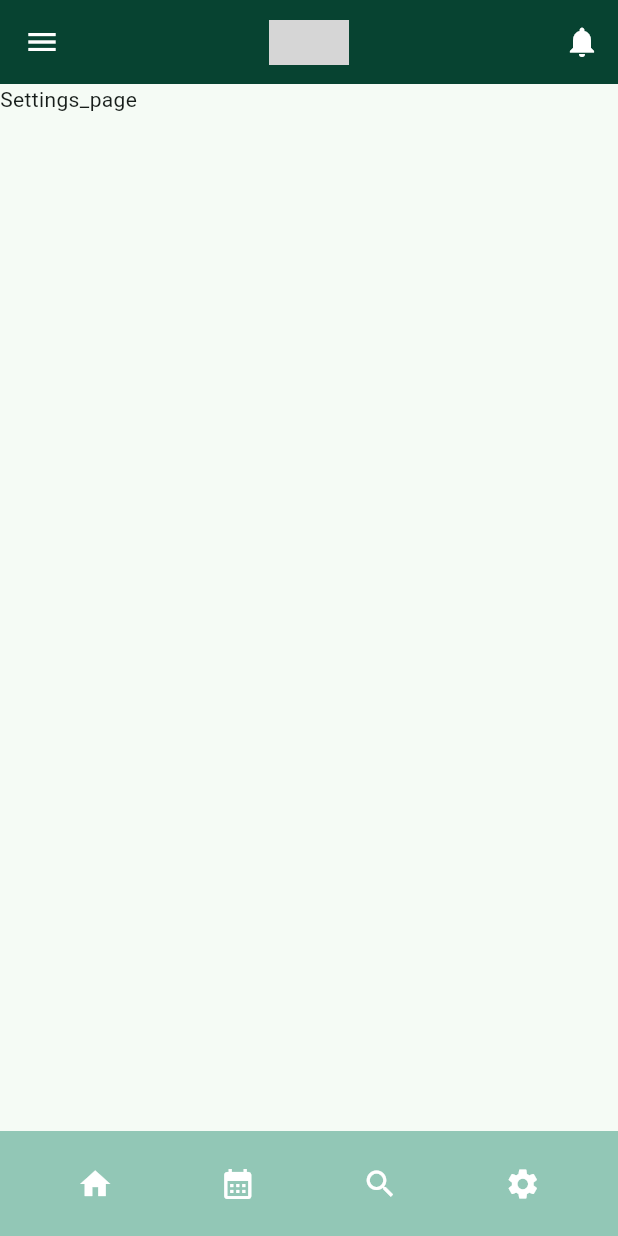
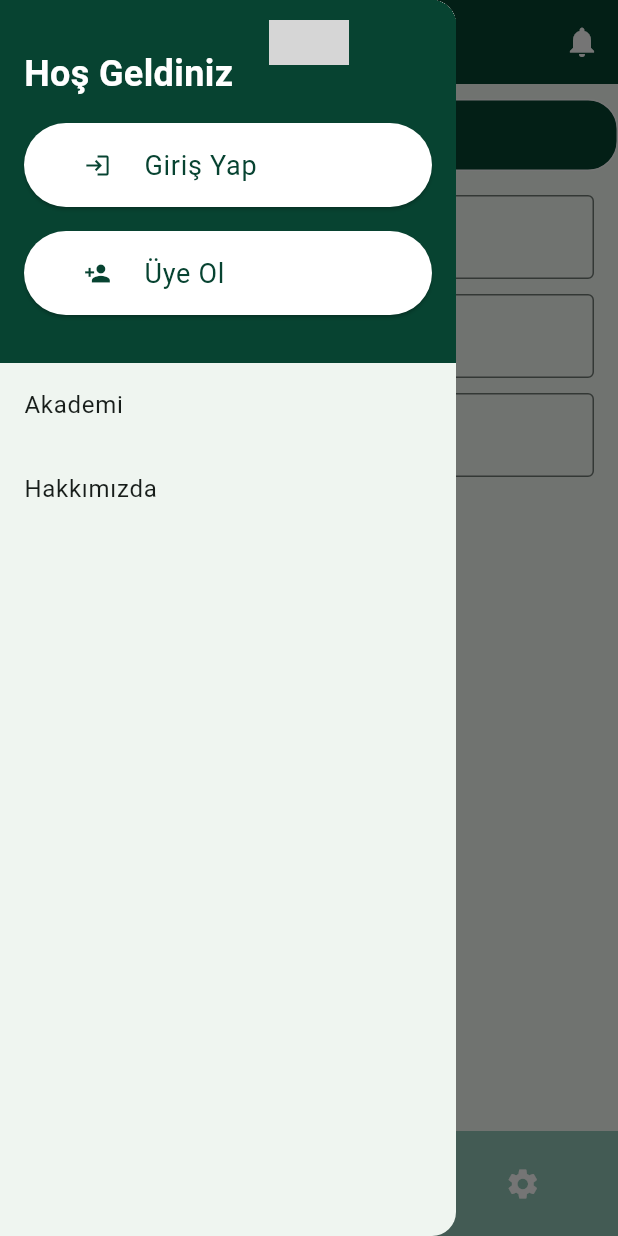
Before and after one commit to CorreDump/Spor_G-n-ll-leri_App, a Flutter app: the Settings screen opened by its route, with the side drawer open (before the commit the screen has no drawer), on a phone screen of 412 x 824 dp. Run offline on Flutter 3.47's test engine with Material 3 defaults, Android fonts, the phone set to English and light mode, and no system bars; our stand-ins replace email_validator; grey boxes are pictures that could not be loaded.

Commit message:
Add files via upload
version 3

```diff
--- a/lib/Pages/Certificate_page.dart
+++ b/lib/Pages/Certificate_page.dart
@@ -1,6 +1,7 @@
 import 'package:flutter/material.dart';
 import 'My_Appbar.dart';
 import 'My_bottombar.dart';
+import 'NavBar.dart';
 
 class Certificate extends StatelessWidget {
   const Certificate({super.key});
@@ -9,6 +10,7 @@ class Certificate extends StatelessWidget {
   Widget build(BuildContext context) {
     return Scaffold(
       appBar: const My_Appbar(),
+      drawer: NavBar(),
       body: Text("Cerificate_page"),
       bottomNavigationBar: My_bottom_bar(),
     );
--- /dev/null
+++ b/lib/Pages/Information.dart
@@ -0,0 +1,148 @@
+import 'package:flutter/material.dart';
+import 'package:email_validator/email_validator.dart';
+
+class InformationForm extends StatefulWidget {
+  const InformationForm({Key? key}) : super(key: key);
+
+  @override
+  _InformationFormState createState() => _InformationFormState();
+}
+
+class _InformationFormState extends State<InformationForm> {
+  String _email = '', _password = '', _userName = '';
+  final _formKey = GlobalKey<FormState>();
+
+  @override
+  Widget build(BuildContext context) {
+    return Column(
+      children: [
+        Container(
+          margin: EdgeInsets.only(top: 10.0),
+          alignment: Alignment.centerLeft,
+          decoration: BoxDecoration(
+            color: Color.fromRGBO(
+                07, 67, 49, 86), // Set your desired background color
+            border: Border.all(
+              color: Colors.white, // Set your desired border color
+              width: 1.0, // Set your desired border width
+            ),
+            borderRadius:
+                BorderRadius.circular(20.0), // Set your desired border radius
+          ),
+          padding: EdgeInsets.all(10.0), // Set your desired padding
+          child: Text(
+            "General information",
+            style: TextStyle(
+              fontSize: 18.0,
+              fontWeight: FontWeight.bold,
+              color: Colors.white,
+            ),
+          ),
+        ),
+        SingleChildScrollView(
+          child: Padding(
+            padding: const EdgeInsets.all(16.0),
+            child: Form(
+              key: _formKey,
+              autovalidateMode: AutovalidateMode.onUserInteraction,
+              child: Column(
+                mainAxisAlignment: MainAxisAlignment.spaceAround,
+                mainAxisSize: MainAxisSize.max,
+                children: [
+                  TextFormField(
+                    //initialValue: 'emrealtunbilek',
+
+                    decoration: InputDecoration(
+                        //errorStyle: TextStyle(color: Colors.orange),
+                        border: OutlineInputBorder(),
+                        labelText: 'Username',
+                        hintText: 'Username'),
+                    onSaved: (deger) {
+                      // onsaved method is worked when i start saved method
+                      _userName = deger!;
+                    },
+                    validator: (deger) {
+                      if (deger!.length < 4) {
+                        return 'Username en az 4 karakter olmalı';
+                      } else
+                        return null;
+                    },
+                  ),
+                  SizedBox(
+                    height: 10,
+                  ),
+                  TextFormField(
+                    //initialValue: 'emrealtunbilek@gmail.com',
+                    keyboardType: TextInputType.emailAddress,
+                    decoration: InputDecoration(
+                        //errorStyle: TextStyle(color: Colors.orange),
+                        border: OutlineInputBorder(),
+                        labelText: 'Email',
+                        hintText: 'Email'),
+                    onSaved: (deger) {
+                      _email = deger!;
+                    },
+                    validator: (deger) {
+                      if (deger!.isEmpty) {
+                        return 'email boş olamaz';
+                      } else if (!EmailValidator.validate(deger)) {
+                        return 'Geçerli mail giriniz';
+                      } else
+                        return null;
+                    },
+                  ),
+                  SizedBox(
+                    height: 10,
+                  ),
+                  TextFormField(
+                    //initialValue: 'emrealtunbilek@gmail.com',
+                    keyboardType: TextInputType.text,
+                    decoration: InputDecoration(
+                        //errorStyle: TextStyle(color: Colors.orange),
+                        border: OutlineInputBorder(),
+                        labelText: 'Password',
+                        hintText: 'Password'),
+                    onSaved: (deger) {
+                      _password = deger!;
+                    },
+                    validator: (deger) {
+                      if (deger!.length < 6) {
+                        return 'Şifre ne az 6 karakter olmalı';
+                      } else
+                        return null;
+                    },
+                  ),
+                  SizedBox(
+                    height: 10,
+                  ),
+                  ElevatedButton(
+                    onPressed: () {
+                      bool _validate = _formKey.currentState!.validate();
+                      if (_validate) {
+                        _formKey.currentState!.save();
+                        String result =
+                            'username:$_userName\nemail:$_email\nSifre:$_password';
+
+                        ScaffoldMessenger.of(context).showSnackBar(
+                          SnackBar(
+                            backgroundColor: Colors.orange.shade300,
+                            content: Text(
+                              result,
+                              style: TextStyle(fontSize: 24),
+                            ),
+                          ),
+                        );
+                        _formKey.currentState!.reset();
+                      }
+                    },
+                    child: Text('Onayla'),
+                  ),
+                ],
+              ),
+            ),
+          ),
+        ),
+      ],
+    );
+  }
+}
--- a/lib/Pages/Main_page.dart
+++ b/lib/Pages/Main_page.dart
@@ -1,6 +1,7 @@
 import 'package:flutter/material.dart';
 import 'My_bottombar.dart';
 import 'My_Appbar.dart';
+import 'NavBar.dart';
 
 class Home_page extends StatelessWidget {
   const Home_page({super.key});
@@ -9,6 +10,7 @@ class Home_page extends StatelessWidget {
   Widget build(BuildContext context) {
     return Scaffold(
       appBar: My_Appbar(),
+      drawer: NavBar(),
       body: Center(
         child: Column(
           crossAxisAlignment: CrossAxisAlignment.start,
--- a/lib/Pages/My_Appbar.dart
+++ b/lib/Pages/My_Appbar.dart
@@ -1,20 +1,21 @@
 import 'package:flutter/material.dart';
 
 class My_Appbar extends StatelessWidget implements PreferredSizeWidget {
-  const My_Appbar({super.key});
+  const My_Appbar({Key? key}) : super(key: key); // Fix super.key
 
   @override
   Widget build(BuildContext context) {
     return AppBar(
-      backgroundColor: Color.fromRGBO(07, 67, 49, 86),
+      backgroundColor: Color.fromRGBO(7, 67, 49, 1), // Adjusted color range
       centerTitle: true,
-      leading: IconButton(
-        icon: const Icon(
-          Icons.menu,
-        ),
-        color: Colors.white,
-        onPressed: () {
-          // Menu icon is pressed
+      leading: Builder(
+        builder: (BuildContext context) {
+          return IconButton(
+            icon: const Icon(Icons.menu),
+            onPressed: () {
+              Scaffold.of(context).openDrawer();
+            },
+          );
         },
       ),
       actions: [
--- a/lib/Pages/My_bottombar.dart
+++ b/lib/Pages/My_bottombar.dart
@@ -1,8 +1,4 @@
 import 'package:flutter/material.dart';
-import 'Certificate_page.dart';
-import 'Settings.dart';
-import 'Past_event.dart';
-import '../main.dart';
 
 class My_bottom_bar extends StatelessWidget {
   const My_bottom_bar({super.key});
@@ -21,8 +17,9 @@ class My_bottom_bar extends StatelessWidget {
             onPressed: () {
               // boyle kullanmak daha mantikli gibi
               //Navigator.of(context).pushNamed("/Home_page");
-              Navigator.of(context)
-                  .push(MaterialPageRoute(builder: (context) => MyApp()));
+              if (ModalRoute.of(context)?.settings.name != '/') {
+                Navigator.of(context).pushNamed('/');
+              }
             },
           ),
           IconButton(
@@ -30,24 +27,28 @@ class My_bottom_bar extends StatelessWidget {
             color: Colors.white,
             onPressed: () {
               // push replacement stack yeri degisir bu kullanilabilir stack surekli yer tutmus olmaz
-              Navigator.of(context)
-                  .push(MaterialPageRoute(builder: (context) => Past_event()));
+              if (ModalRoute.of(context)?.settings.name != '/past_event_page') {
+                Navigator.of(context).pushNamed('/past_event_page');
+              }
             },
           ),
           IconButton(
             icon: Icon(Icons.search),
             color: Colors.white,
             onPressed: () {
-              Navigator.of(context)
-                  .push(MaterialPageRoute(builder: (context) => Certificate()));
+              if (ModalRoute.of(context)?.settings.name !=
+                  '/certificate_page') {
+                Navigator.of(context).pushNamed('/certificate_page');
+              }
             },
           ),
           IconButton(
             icon: Icon(Icons.settings),
             color: Colors.white,
             onPressed: () {
-              Navigator.of(context)
-                  .push(MaterialPageRoute(builder: (context) => Settings()));
+              if (ModalRoute.of(context)?.settings.name != '/settings_page') {
+                Navigator.of(context).pushNamed('/settings_page');
+              }
             },
           )
         ],
--- /dev/null
+++ b/lib/Pages/NavBar.dart
@@ -0,0 +1,92 @@
+import 'package:flutter/material.dart';
+
+class NavBar extends StatelessWidget {
+  @override
+  Widget build(BuildContext context) {
+    return Drawer(
+      child: ListView(
+        padding: EdgeInsets.zero,
+        children: <Widget>[
+          Container(
+            color: Color.fromRGBO(7, 67, 49, 1), // Adjusted color range
+            padding: EdgeInsets.symmetric(vertical: 32, horizontal: 16),
+            child: Column(
+              crossAxisAlignment: CrossAxisAlignment.start,
+              children: [
+                Text(
+                  'Hoş Geldiniz',
+                  style: TextStyle(
+                    color: Colors.white,
+                    fontSize: 24,
+                    fontWeight: FontWeight.bold,
+                  ),
+                ),
+                SizedBox(height: 16),
+                ElevatedButton(
+                  onPressed: () {
+                    // Handle "Giriş Yap" button click
+                  },
+                  style: ElevatedButton.styleFrom(
+                    primary: Colors.white, // Set the button background color
+                  ),
+                  child: ListTile(
+                    title: Text(
+                      'Giriş Yap',
+                      style: TextStyle(
+                        color: Color.fromRGBO(
+                            7, 67, 49, 1), // Adjusted color range
+                        fontSize: 18,
+                      ),
+                    ),
+                    leading: Icon(
+                      Icons.login,
+                      color:
+                          Color.fromRGBO(7, 67, 49, 1), // Adjusted color range
+                    ),
+                  ),
+                ),
+                SizedBox(height: 16),
+                ElevatedButton(
+                  onPressed: () {
+                    // Handle "Üye Ol" button click
+                  },
+                  style: ElevatedButton.styleFrom(
+                    primary: Colors.white, // Set the button background color
+                  ),
+                  child: ListTile(
+                    title: Text(
+                      'Üye Ol',
+                      style: TextStyle(
+                        color: Color.fromRGBO(
+                            7, 67, 49, 1), // Adjusted color range
+                        fontSize: 18,
+                      ),
+                    ),
+                    leading: Icon(
+                      Icons.person_add,
+                      color:
+                          Color.fromRGBO(7, 67, 49, 1), // Adjusted color range
+                    ),
+                  ),
+                ),
+              ],
+            ),
+          ),
+          ListTile(
+            title: Text('Akademi'),
+            onTap: () {
+              // Handle drawer item click
+            },
+          ),
+          ListTile(
+            title: Text('Hakkımızda'),
+            onTap: () {
+              // Handle drawer item click
+            },
+          ),
+          // Add more items as needed
+        ],
+      ),
+    );
+  }
+}
--- a/lib/Pages/Past_event.dart
+++ b/lib/Pages/Past_event.dart
@@ -1,6 +1,7 @@
 import 'package:flutter/material.dart';
 import 'My_Appbar.dart';
 import 'My_bottombar.dart';
+import 'NavBar.dart';
 
 class Past_event extends StatelessWidget {
   const Past_event({super.key});
@@ -9,6 +10,7 @@ class Past_event extends StatelessWidget {
   Widget build(BuildContext context) {
     return Scaffold(
       appBar: My_Appbar(),
+      drawer: NavBar(),
       body: Text("Past_event"),
       bottomNavigationBar: My_bottom_bar(),
     );
--- /dev/null
+++ b/lib/Pages/Route_generator.dart
@@ -0,0 +1,53 @@
+import 'package:flutter/cupertino.dart';
+import 'package:flutter/foundation.dart';
+import 'package:flutter/material.dart';
+import 'Certificate_page.dart';
+import 'Main_page.dart';
+import 'Past_event.dart';
+import 'Settings.dart';
+
+class RouteGenerator {
+  static Route<dynamic>? _routeOlustur(
+      Widget gidilecekWidget, RouteSettings settings) {
+    if (defaultTargetPlatform == TargetPlatform.iOS) {
+      return CupertinoPageRoute(
+        settings: settings,
+        builder: (context) => gidilecekWidget,
+      );
+    } else if (defaultTargetPlatform == TargetPlatform.android)
+      return MaterialPageRoute(
+        settings: settings,
+        builder: (context) => gidilecekWidget,
+      );
+    else
+      return CupertinoPageRoute(
+        settings: settings,
+        builder: (context) => gidilecekWidget,
+      );
+  }
+
+  static Route<dynamic>? routeGenerator(RouteSettings settings) {
+    switch (settings.name) {
+      case '/':
+        return _routeOlustur(Home_page(), settings);
+      case '/settings_page':
+        return _routeOlustur(Settings(), settings);
+      case '/past_event_page':
+        return _routeOlustur(Past_event(), settings);
+      case '/certificate_page':
+        return _routeOlustur(Certificate(), settings);
+
+      default:
+        return MaterialPageRoute(
+          builder: (context) => Scaffold(
+            appBar: AppBar(
+              title: Text('404'),
+            ),
+            body: Center(
+              child: Text('Sayfa Bulunamadı'),
+            ),
+          ),
+        );
+    }
+  }
+}
--- a/lib/Pages/Settings.dart
+++ b/lib/Pages/Settings.dart
@@ -1,6 +1,8 @@
 import 'package:flutter/material.dart';
 import 'My_Appbar.dart';
 import 'My_bottombar.dart';
+import 'Information.dart';
+import 'NavBar.dart';
 
 class Settings extends StatelessWidget {
   const Settings({super.key});
@@ -9,7 +11,8 @@ class Settings extends StatelessWidget {
   Widget build(BuildContext context) {
     return Scaffold(
       appBar: My_Appbar(),
-      body: Text("Settings_page"),
+      drawer: NavBar(),
+      body: InformationForm(),
       bottomNavigationBar: My_bottom_bar(),
     );
   }
--- a/lib/main.dart
+++ b/lib/main.dart
@@ -1,7 +1,6 @@
 import 'package:flutter/material.dart';
+import 'package:flutter_application_pages/Pages/Route_generator.dart';
 import 'Pages/Certificate_page.dart';
-import 'Pages/Past_event.dart';
-import 'Pages/Settings.dart';
 import 'Pages/Main_page.dart';
 
 void main() {
@@ -21,14 +20,7 @@ class MyApp extends StatelessWidget {
         useMaterial3: true,
       ),
       home: MyHomePage(title: 'Flutter Demo Home Page'),
-        routes: {
-          '/Certificate_page': (context) => Certificate(),
-          '/Settings_page': (context) => Settings(),
-          '/Past_event_page': (context) => Past_event(),
-          '/Home_page': (context) => MyApp()
-        }
-        // this helps us to getting error in the page
-        // onUnknownRoute: (settings) => ,
+      onGenerateRoute: RouteGenerator.routeGenerator,
     );
   }
 }
```
Also changed, not shown: pubspec.yaml (+8 -4 lines). Lines whose indentation alone changed are shown as unchanged.
